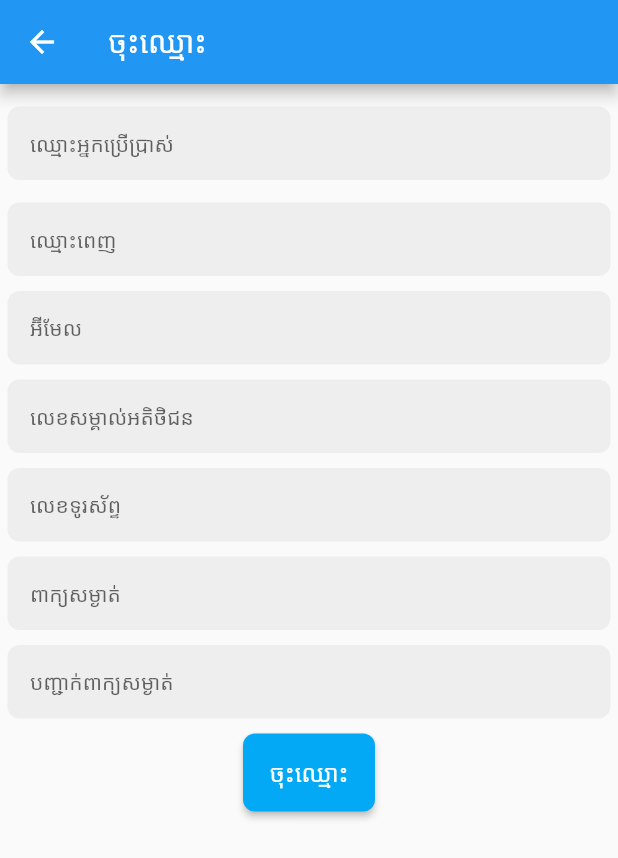
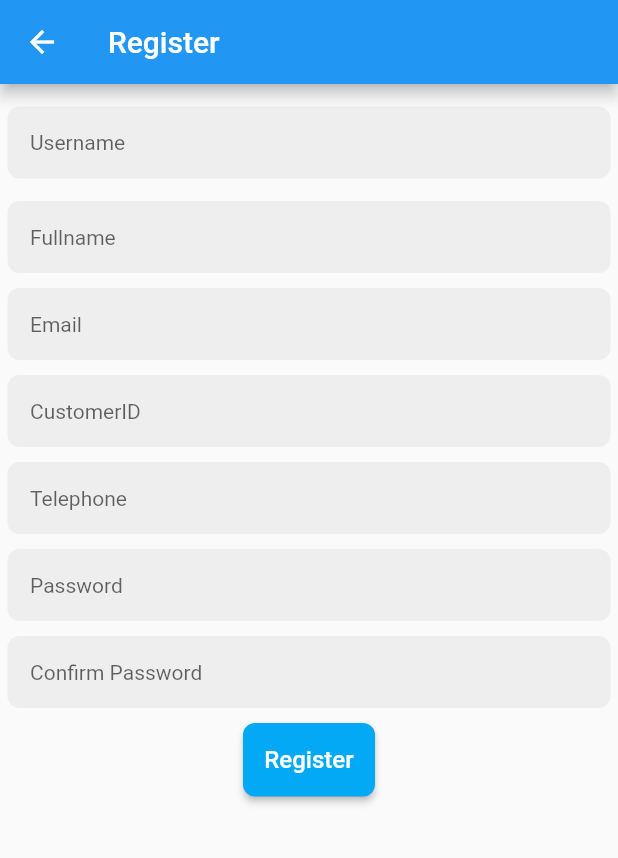
Before and after one commit to hvannak/customerportal, a Flutter app: the Register screen opened directly, on a phone screen of 412 x 824 dp. Shown: the top 858 px of the screen. Run offline on Flutter 3.47's test engine with Material 2 defaults, Android fonts, the phone set to English and light mode, and no system bars; our stand-ins replace auto_size_text, shared_preferences; accounts and stored records are empty.

```diff
--- a/lang/en.json
+++ b/lang/en.json
@@ -37,6 +37,10 @@
     "add_sale_item": "Add Sale Order Item",
     "list_sale_order_item": "List Sale OrderItem",
     "username_required": "Username is required",
-    "password_required": "Password is required"
+    "password_required": "Password is required",
+    "fullname_required": "Fullname is required",
+    "customerid_required": "CustomerID is required",
+    "phone_required": "Telephone is required",
+    "confirm_not_match": "Confirm password is not match"
 
 }
--- a/lib/app_translations_delegate.dart
+++ b/lib/app_translations_delegate.dart
@@ -21,6 +21,6 @@ class AppTranslationsDelegate extends LocalizationsDelegate<AppLocalizations> {
 
   @override
   bool shouldReload(LocalizationsDelegate<AppLocalizations> old) {
-    return true;
+    return false;
   }
 }
--- a/lib/application.dart
+++ b/lib/application.dart
@@ -10,12 +10,13 @@ class Application {
 
   final List<String> supportedLanguages = [
     "English",
-    "Khmer",
+    "Khmer"
   ];
 
   final List<String> supportedLanguagesCodes = [
+
     "en",
-    "km",
+    "km"
   ];
   //returns the list of supported Locales
   Iterable<Locale> supportedLocales() =>
--- a/lib/main.dart
+++ b/lib/main.dart
@@ -178,7 +178,7 @@ class _MyHomePageState extends State<MyHomePage> {
     super.initState();
     _loadSetting();
     application.onLocaleChanged = onLocaleChange;
-    onLocaleChange(Locale(languagesMap["Khmer"]));
+    onLocaleChange(Locale(languagesMap["English"]));
   }
 
    void onLocaleChange(Locale locale) async {
--- a/lib/register.dart
+++ b/lib/register.dart
@@ -93,7 +93,7 @@ class _RegisterState extends State<Register> {
                                   child: TextFormField(
                                     controller: _userName,
                                     validator: (val) => val.isEmpty
-                                        ? "Username is required"
+                                        ? AppLocalizations.of(context).translate('username_required')
                                         : null,
                                     autocorrect: false,
                                     autofocus: false,
@@ -117,7 +117,7 @@ class _RegisterState extends State<Register> {
                                   child: TextFormField(
                                     controller: _fullName,
                                     validator: (val) => val.isEmpty
-                                        ? "Full name is required"
+                                        ? AppLocalizations.of(context).translate('fullname_required')
                                         : null,
                                     autocorrect: false,
                                     autofocus: false,
@@ -162,7 +162,7 @@ class _RegisterState extends State<Register> {
                                   child: TextFormField(
                                     controller: _linkedCustomerID,
                                     validator: (val) => val.isEmpty
-                                        ? "CustomerID is required"
+                                        ? AppLocalizations.of(context).translate('customerid_required')
                                         : null,
                                     autocorrect: false,
                                     autofocus: false,
@@ -187,7 +187,7 @@ class _RegisterState extends State<Register> {
                                     controller: _telephone,
                                     keyboardType: TextInputType.number,
                                     validator: (val) => val.isEmpty
-                                        ? "Telephone is required"
+                                        ? AppLocalizations.of(context).translate('phone_required')
                                         : null,
                                     autocorrect: false,
                                     autofocus: false,
@@ -211,7 +211,7 @@ class _RegisterState extends State<Register> {
                                   child: TextFormField(
                                     controller: _password,
                                     validator: (val) => val.isEmpty
-                                        ? "Password is required"
+                                        ? AppLocalizations.of(context).translate('password_required')
                                         : null,
                                     autocorrect: false,
                                     autofocus: false,
@@ -236,7 +236,7 @@ class _RegisterState extends State<Register> {
                                   child: TextFormField(
                                     controller: _confirmPassword,
                                     validator: (val) => val != _password.text
-                                        ? "Confirm password is not match"
+                                        ? AppLocalizations.of(context).translate('confirm_not_match')
                                         : null,
                                     autocorrect: false,
                                     autofocus: false,
```
Also changed, not shown: lang/km.json (+5 -1 lines), lib/app_localizations.dart (+0 -52 lines).
